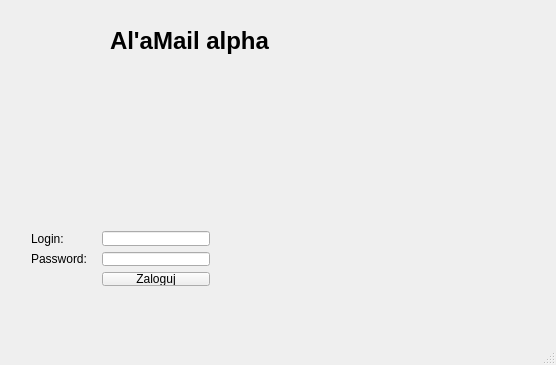
Barto-Paja/AlaMail, file mainwindow.ui: the form before one commit.
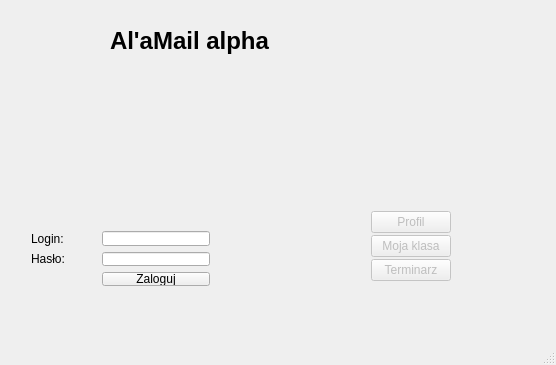
The form after the commit. Icons and pictures are not drawn.

Diff of the .ui file:
```diff
--- a/mainwindow.ui
+++ b/mainwindow.ui
@@ -10,6 +10,9 @@
     <height>365</height>
    </rect>
   </property>
+  <property name="contextMenuPolicy">
+   <enum>Qt::DefaultContextMenu</enum>
+  </property>
   <property name="windowTitle">
    <string>MainWindow</string>
   </property>
@@ -27,7 +30,7 @@
      <string/>
     </property>
     <property name="pixmap">
-     <pixmap resource="zasoby.qrc">:/z/icon.png</pixmap>
+     <pixmap>:/z/icon.png</pixmap>
     </property>
     <property name="scaledContents">
      <bool>true</bool>
@@ -69,24 +72,14 @@
     </property>
     <layout class="QGridLayout" name="gridLayout">
      <item row="1" column="0">
-      <widget class="QLabel" name="label_2">
+      <widget class="QLabel" name="lPassword">
        <property name="text">
-        <string>Password:</string>
-       </property>
-      </widget>
-     </item>
-     <item row="1" column="2">
-      <widget class="QLineEdit" name="lineEdit_2">
-       <property name="sizePolicy">
-        <sizepolicy hsizetype="Fixed" vsizetype="Fixed">
-         <horstretch>0</horstretch>
-         <verstretch>0</verstretch>
-        </sizepolicy>
+        <string>Hasło:</string>
        </property>
       </widget>
      </item>
      <item row="0" column="2">
-      <widget class="QLineEdit" name="lineEdit">
+      <widget class="QLineEdit" name="lE_Login">
        <property name="sizePolicy">
         <sizepolicy hsizetype="Fixed" vsizetype="Fixed">
          <horstretch>0</horstretch>
@@ -95,10 +88,19 @@
        </property>
       </widget>
      </item>
-     <item row="0" column="0">
-      <widget class="QLabel" name="label">
-       <property name="text">
-        <string>Login:</string>
+     <item row="1" column="2">
+      <widget class="QLineEdit" name="lE_Password">
+       <property name="enabled">
+        <bool>true</bool>
+       </property>
+       <property name="sizePolicy">
+        <sizepolicy hsizetype="Fixed" vsizetype="Fixed">
+         <horstretch>0</horstretch>
+         <verstretch>0</verstretch>
+        </sizepolicy>
+       </property>
+       <property name="echoMode">
+        <enum>QLineEdit::Password</enum>
        </property>
       </widget>
      </item>
@@ -109,6 +111,61 @@
        </property>
       </widget>
      </item>
+     <item row="0" column="0">
+      <widget class="QLabel" name="lLogin">
+       <property name="text">
+        <string>Login:</string>
+       </property>
+      </widget>
+     </item>
+    </layout>
+   </widget>
+   <widget class="QWidget" name="verticalLayoutWidget">
+    <property name="geometry">
+     <rect>
+      <x>360</x>
+      <y>200</y>
+      <width>160</width>
+      <height>101</height>
+     </rect>
+    </property>
+    <layout class="QVBoxLayout" name="verticalLayout">
+     <property name="spacing">
+      <number>2</number>
+     </property>
+     <property name="sizeConstraint">
+      <enum>QLayout::SetFixedSize</enum>
+     </property>
+     <item>
+      <widget class="QPushButton" name="Profile">
+       <property name="enabled">
+        <bool>false</bool>
+       </property>
+       <property name="text">
+        <string>Profil</string>
+       </property>
+      </widget>
+     </item>
+     <item>
+      <widget class="QPushButton" name="My_class">
+       <property name="enabled">
+        <bool>false</bool>
+       </property>
+       <property name="text">
+        <string>Moja klasa</string>
+       </property>
+      </widget>
+     </item>
+     <item>
+      <widget class="QPushButton" name="Timetable">
+       <property name="enabled">
+        <bool>false</bool>
+       </property>
+       <property name="text">
+        <string>Terminarz</string>
+       </property>
+      </widget>
+     </item>
     </layout>
    </widget>
   </widget>
```
Left out of the diff: 8 changed lines with no effect on the pictures.
